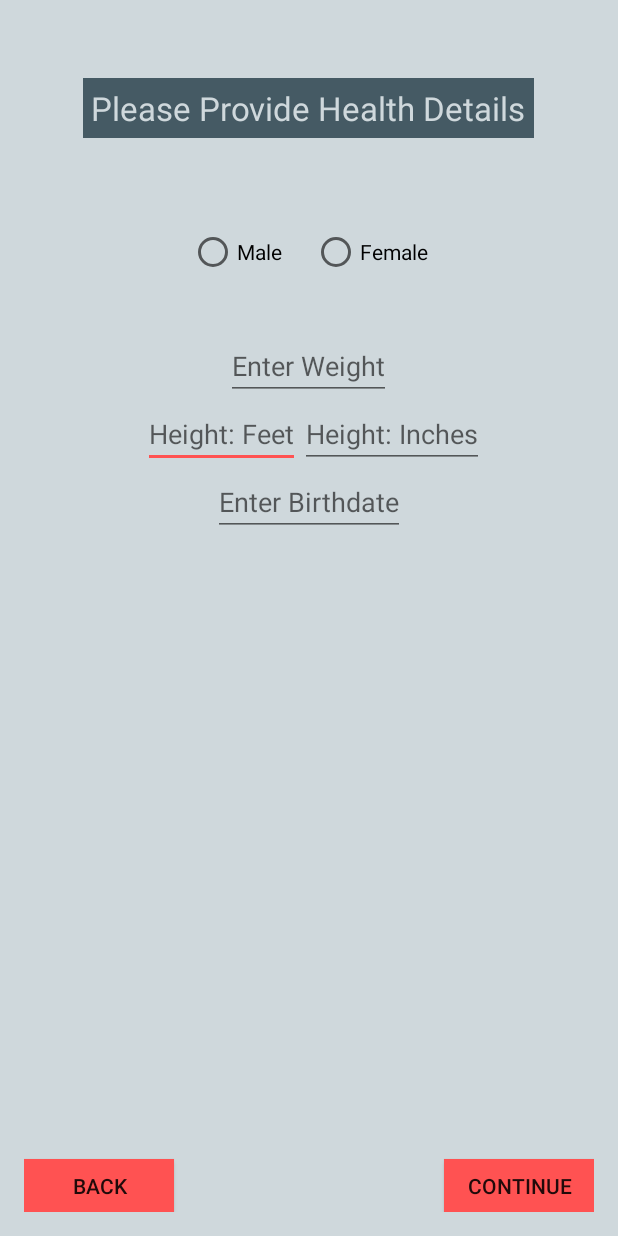
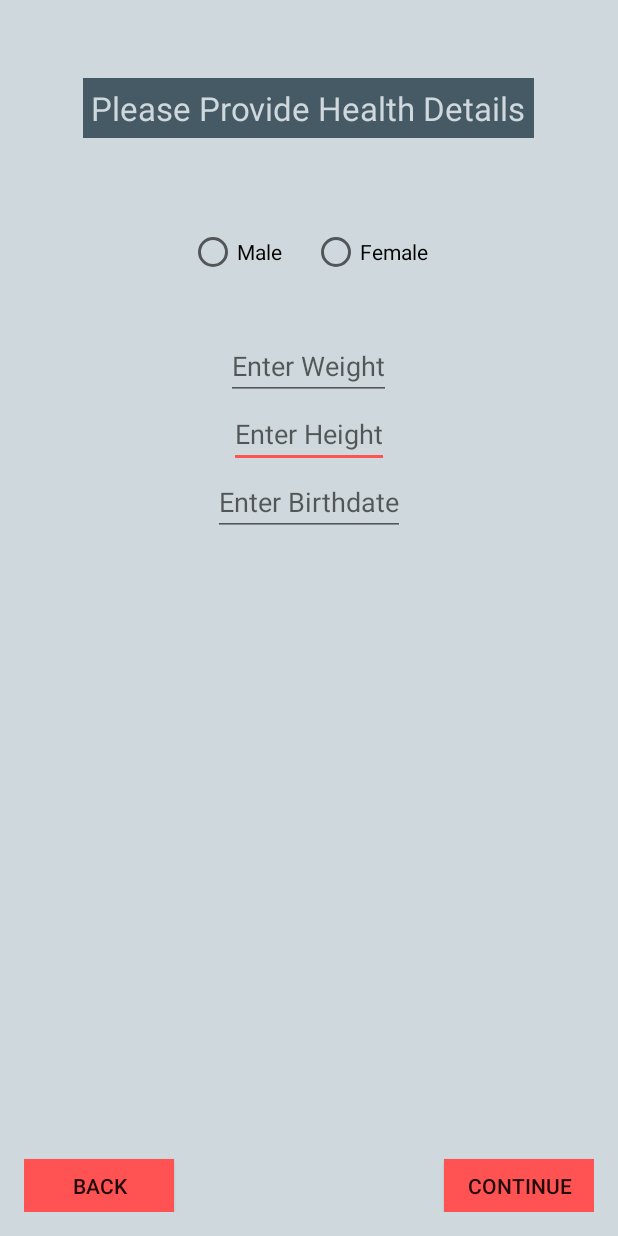
Before and after one commit to benviss/epic-android-fitnessapp, an Android app: the layout activity_sign_up.xml on its own in the app's theme, with its tools: preview values and no code run, on a phone screen of 412 x 824 dp. Run offline under Robolectric (Android 15) with nearby library versions, the phone set to English and light mode, and no system bars.

Commit message:
Fixed signup bug

```diff
--- a/app/src/main/res/layout/activity_sign_up.xml
+++ b/app/src/main/res/layout/activity_sign_up.xml
@@ -37,13 +37,10 @@
             android:layout_width="wrap_content"
             android:layout_height="wrap_content"
             android:id="@+id/userHeight"
-            android:hint="Height: Feet"
+            android:hint="Enter Height"
             android:nextFocusDown="@+id/userWeightInput"
             android:layout_below="@+id/userWeightInput"
-            android:layout_alignLeft="@+id/viewTitleHealth"
-            android:layout_alignStart="@+id/viewTitleHealth"
-            android:layout_marginLeft="40dp"
-            android:layout_marginStart="40dp" />
+            android:layout_centerHorizontal="true" />
 
         <EditText
             android:layout_width="wrap_content"
@@ -119,16 +116,6 @@
                 android:checked="false"
                 android:onClick="onClickGenderSet" />
         </LinearLayout>
-
-        <EditText
-            android:layout_width="wrap_content"
-            android:layout_height="wrap_content"
-            android:id="@+id/userIncheskaka"
-            android:hint="Height: Inches"
-            android:nextFocusDown="@+id/userWeightInput"
-            android:layout_below="@+id/userWeightInput"
-            android:layout_toRightOf="@+id/userHeight"
-            android:layout_toEndOf="@+id/userHeight" />
 
 
     </RelativeLayout>
```
